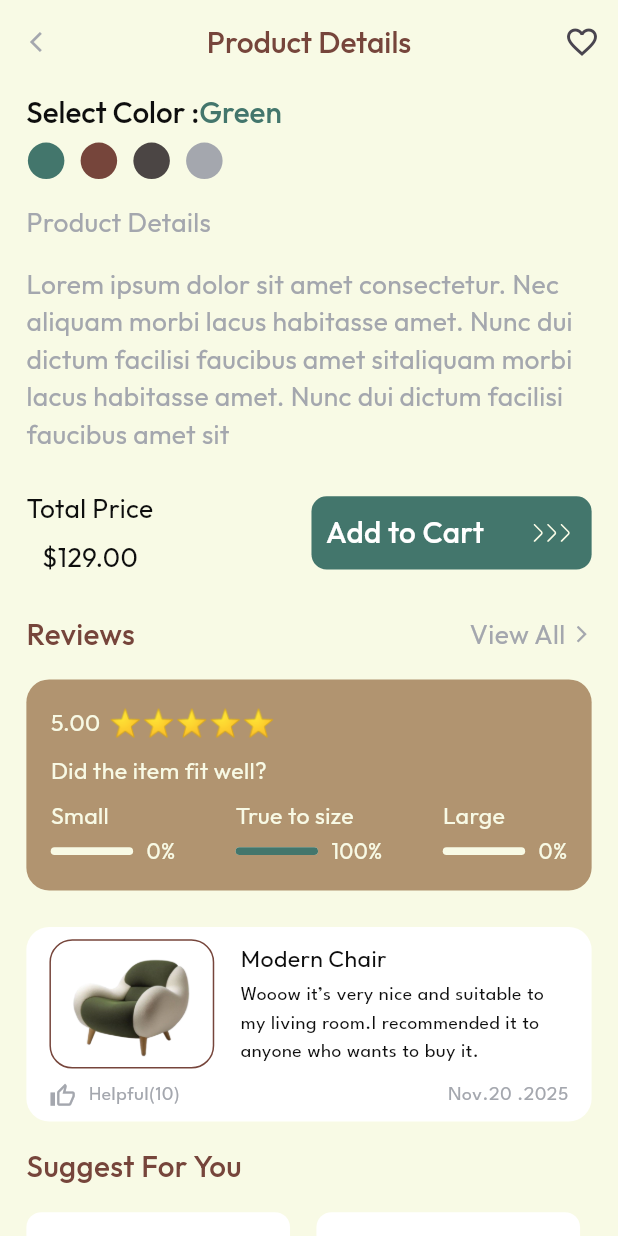
After one commit to manarghareeb/Homesta, a Flutter app: the ProductDetailsScreen screen opened by its route, scrolled down 576 dp, after a tap on the "favorite outline" icon, on a phone screen of 412 x 824 dp. The commit adds this screen. Run offline on Flutter 3.47's test engine with Material 3 defaults, Android fonts, the phone set to English and light mode, and no system bars; our stand-ins replace flutter_screenutil, flutter_svg, font_awesome_flutter, go_router, smooth_page_indicator.

Commit message:
implement product details screen ui

```diff
--- a/lib/core/routing/app_router.dart
+++ b/lib/core/routing/app_router.dart
@@ -6,6 +6,7 @@ import 'package:homesta/features/authentication/presentation/views/forget_passwo
 import 'package:homesta/features/authentication/presentation/views/login_screen.dart';
 import 'package:homesta/features/authentication/presentation/views/signup_screen.dart';
 import 'package:homesta/features/home/presentation/views/home.dart';
+import 'package:homesta/features/home/presentation/views/product_details_screen.dart';
 
 abstract class AppRouter {
   static final loginScreen = '/loginScreen';
@@ -14,6 +15,7 @@ abstract class AppRouter {
   static final editProfileScreen = '/editProfileScreen';
   static final myOrderScreen = '/myOrderScreen';
   static final helpCenterScreen = '/helpCenterScreen';
+  static final productDetailsScreen = '/productDetailsScreen';
 
   static final route = GoRouter(
     routes: [
@@ -42,6 +44,10 @@ abstract class AppRouter {
         path: helpCenterScreen,
         builder: (context, state) => const HelpCenterScreen(),
       ),
+      GoRoute(
+        path: productDetailsScreen,
+        builder: (context, state) => const ProductDetailsScreen(),
+      ),
     ],
   );
 }
--- a/lib/core/theming/colors.dart
+++ b/lib/core/theming/colors.dart
@@ -11,4 +11,5 @@ class ColorManager {
   static const Color thirdColor = Color(0xFFB19470);
   static const Color backGroungColor = Color(0xFFFAF0E6);
   static const Color brounColor = Color(0xFF76453B);
+  static const Color greenColor = Color(0xFF43766C);
 }
--- a/lib/core/theming/styles.dart
+++ b/lib/core/theming/styles.dart
@@ -49,6 +49,13 @@ class TextStyles {
     fontFamily: 'Outfit',
     color: ColorManager.brounColor,
   );
+   static TextStyle font14MainColorW400 = TextStyle(
+    fontSize: 14.sp,
+    fontWeight: FontWeight.w400,
+    fontFamily: 'Outfit',
+    color: ColorManager.mainColor,
+  );
+
 
   /// Styles in my order screen
   static TextStyle font13OrderColorW300 = TextStyle(
--- a/lib/core/widgets/custom_app_bar_widget.dart
+++ b/lib/core/widgets/custom_app_bar_widget.dart
@@ -4,9 +4,17 @@ import 'package:homesta/core/theming/styles.dart';
 
 class CustomAppBarWidget extends StatelessWidget
     implements PreferredSizeWidget {
-  const CustomAppBarWidget({super.key, required this.text,this.actions});
+  const CustomAppBarWidget({
+    super.key,
+    required this.text,
+    this.actions,
+    this.backgroundColor = Colors.white,
+    this.textColor = ColorManager.buttonColor,
+  });
   final String text;
   final List<Widget>? actions;
+  final Color backgroundColor;
+  final Color textColor;
 
   @override
   Size get preferredSize => const Size.fromHeight(kToolbarHeight);
@@ -14,8 +22,8 @@ class CustomAppBarWidget extends StatelessWidget
   @override
   Widget build(BuildContext context) {
     return AppBar(
-      surfaceTintColor: Colors.white,
-      backgroundColor: Colors.white,
+      surfaceTintColor: backgroundColor,
+      backgroundColor: backgroundColor,
       leading: IconButton(
         icon: Icon(
           Icons.arrow_back_ios,
@@ -28,7 +36,9 @@ class CustomAppBarWidget extends StatelessWidget
       ),
       title: Text(
         text,
-        style: TextStyles.font24ButtonColorW500.copyWith(fontSize: 20),
+        style: TextStyles.font24ButtonColorW500.copyWith(
+          fontSize: 20, color: textColor,
+        ),
       ),
       centerTitle: true,
       actions: actions,
--- a/lib/features/home/presentation/views/home_screen.dart
+++ b/lib/features/home/presentation/views/home_screen.dart
@@ -1,10 +1,24 @@
 import 'package:flutter/material.dart';
+import 'package:go_router/go_router.dart';
+import 'package:homesta/core/routing/app_router.dart';
 
 class HomeScreen extends StatelessWidget {
   const HomeScreen({super.key});
 
   @override
   Widget build(BuildContext context) {
-    return Scaffold();
+    return Scaffold(
+      body: Column(
+        mainAxisAlignment: MainAxisAlignment.center,
+        children: [
+          TextButton(
+            onPressed: () {
+              GoRouter.of(context).push(AppRouter.productDetailsScreen);
+            },
+            child: Text('Product Details Screen'),
+          ),
+        ],
+      ),
+    );
   }
 }
--- /dev/null
+++ b/lib/features/home/presentation/views/product_details_screen.dart
@@ -0,0 +1,133 @@
+import 'package:flutter/material.dart';
+import 'package:flutter_screenutil/flutter_screenutil.dart';
+import 'package:homesta/core/theming/colors.dart';
+import 'package:homesta/core/theming/styles.dart';
+import 'package:homesta/core/widgets/custom_app_bar_widget.dart';
+import 'package:homesta/features/home/presentation/widgets/comment_on_product_section.dart';
+import 'package:homesta/features/home/presentation/widgets/product_rating_section.dart';
+import 'package:homesta/features/home/presentation/widgets/reviews_and_view_all_section.dart';
+import 'package:homesta/features/home/presentation/widgets/suggest_for_you_section.dart';
+import 'package:homesta/features/home/presentation/widgets/total_price_add_to_card_section.dart';
+
+class ProductDetailsScreen extends StatelessWidget {
+  const ProductDetailsScreen({super.key});
+
+  @override
+  Widget build(BuildContext context) {
+    return Scaffold(
+      appBar: CustomAppBarWidget(
+        backgroundColor: ColorManager.mainColor,
+        textColor: ColorManager.brounColor,
+        text: 'Product Details',
+        actions: [
+          IconButton(
+            onPressed: () {},
+            icon: const Icon(Icons.favorite_outline),
+          ),
+        ],
+      ),
+      backgroundColor: ColorManager.mainColor,
+      body: SingleChildScrollView(
+        child: Padding(
+          padding: EdgeInsets.symmetric(horizontal: 16.w),
+          child: Column(
+            crossAxisAlignment: CrossAxisAlignment.start,
+            children: [
+              Image.asset('assets/images/chair.png'),
+              SizedBox(height: 24.h),
+              Wrap(
+                spacing: 24.w,
+                runSpacing: 8.h,
+                children: List.generate(4, (index) {
+                  return Container(
+                    height: 70.h,
+                    width: 70.w,
+                    decoration: BoxDecoration(
+                      borderRadius: BorderRadius.circular(5.r),
+                      color: Colors.white,
+                      border: Border.all(color: ColorManager.brounColor),
+                    ),
+                    child: Image.asset('assets/images/chair.png'),
+                  );
+                }),
+              ),
+              SizedBox(height: 24.h),
+              Row(
+                mainAxisAlignment: MainAxisAlignment.spaceBetween,
+                children: [
+                  Text('Modern Chair', style: TextStyles.font18BlackW500),
+                  Row(
+                    children: [
+                      Icon(Icons.star, color: Color(0xFFFFCC00), size: 20.sp),
+                      SizedBox(width: 2.w),
+                      Text('4.9', style: TextStyles.font18BlackW500),
+                    ],
+                  ),
+                ],
+              ),
+              SizedBox(height: 16.h),
+              RichText(
+                text: TextSpan(
+                  text: 'Select Color :',
+                  style: TextStyles.font18BlackW500,
+                  children: [
+                    TextSpan(
+                      text: 'Green',
+                      style: TextStyles.font18BlackW500.copyWith(
+                        color: ColorManager.greenColor,
+                      ),
+                    ),
+                  ],
+                ),
+                textAlign: TextAlign.start,
+              ),
+              SizedBox(height: 8.h),
+              Wrap(
+                spacing: 8.w,
+                children: List.generate(4, (index) {
+                  return Container(
+                    height: 24.h,
+                    width: 24.w,
+                    decoration: BoxDecoration(
+                      shape: BoxShape.circle,
+                      color:
+                          index == 0
+                              ? ColorManager.greenColor
+                              : index == 1
+                              ? ColorManager.brounColor
+                              : index == 2
+                              ? ColorManager.orderColor
+                              : ColorManager.greyColor,
+                    ),
+                  );
+                }),
+              ),
+              SizedBox(height: 16.h),
+              Text('Product Details ', style: TextStyles.font16GreyRegular),
+              SizedBox(height: 16.h),
+              Text(
+                'Lorem ipsum dolor sit amet consectetur. Nec aliquam morbi lacus habitasse amet. Nunc dui dictum facilisi faucibus amet sitaliquam morbi lacus habitasse amet. Nunc dui dictum facilisi faucibus amet sit',
+                style: TextStyles.font16GreyRegular,
+              ),
+              SizedBox(height: 24.h),
+              const TotalPriceAndAddToCardSection(),
+              SizedBox(height: 24.h),
+              const ReviewsAndViewAllSection(),
+              SizedBox(height: 16.h),
+              const ProductRatingSection(),
+              SizedBox(height: 24.h,),
+              const CommentOnProductSection(),
+              SizedBox(height: 16.h),
+              Text('Suggest For You', style: TextStyles.font18BlackW500.copyWith(
+                color: ColorManager.brounColor
+              )),
+              SizedBox(height: 16.h),
+              const SuggestForYouSection(),
+              SizedBox(height: 32.h),
+            ],
+          ),
+        ),
+      ),
+    );
+  }
+}
--- /dev/null
+++ b/lib/features/home/presentation/widgets/comment_on_product_section.dart
@@ -0,0 +1,76 @@
+import 'package:flutter/material.dart';
+import 'package:flutter_screenutil/flutter_screenutil.dart';
+import 'package:homesta/core/theming/colors.dart';
+import 'package:homesta/core/theming/styles.dart';
+
+class CommentOnProductSection extends StatelessWidget {
+  const CommentOnProductSection({
+    super.key,
+  });
+
+  @override
+  Widget build(BuildContext context) {
+    return Container(
+      padding: EdgeInsets.symmetric(horizontal: 14.w, vertical: 8.h),
+      decoration: BoxDecoration(
+        color: Colors.white,
+        borderRadius: BorderRadius.circular(15.r),
+      ),
+      child: Column(
+        children: [
+          Row(
+            children: [
+              Container(
+                height: 85.h,
+                width: 100.w,
+                decoration: BoxDecoration(
+                  borderRadius: BorderRadius.circular(15.r),
+                  border: Border.all(color: ColorManager.brounColor),
+                  color: Colors.white,
+                ),
+                child: Image.asset('assets/images/chair.png'),
+              ),
+              SizedBox(width: 16.w),
+              Expanded(
+                child: Column(
+                  crossAxisAlignment: CrossAxisAlignment.start,
+                  children: [
+                    Text(
+                      'Modern Chair',
+                      style: TextStyles.font16BlackRegular.copyWith(
+                        fontSize: 14.sp
+                    )),
+                    SizedBox(height: 4.h),
+                    Text(
+                      'Wooow it’s very nice and suitable to my living room.I recommended it to anyone who wants to buy it.',
+                      style: TextStyles.font12OrderColorW400.copyWith(
+                        color: ColorManager.blackColor,
+                      )),
+                  ],
+                ),
+              ),
+            ],
+          ),
+          SizedBox(height: 8.h),
+          Row(
+            mainAxisAlignment: MainAxisAlignment.spaceBetween,
+            children: [
+              Row(
+                children: [
+                  Icon(Icons.thumb_up_outlined, color: ColorManager.greyColor, size: 16.sp),
+                  SizedBox(width: 8.w),
+                  Text('Helpful(10)', style: TextStyles.font12OrderColorW400.copyWith(
+                    color: ColorManager.greyColor,
+                  )),
+                ],
+              ),
+              Text('Nov.20 .2025', style: TextStyles.font12OrderColorW400.copyWith(
+                color: ColorManager.greyColor,
+              )),
+            ],
+          ),
+        ],
+      ),
+    );
+  }
+}
--- /dev/null
+++ b/lib/features/home/presentation/widgets/product_rating_section.dart
@@ -0,0 +1,59 @@
+import 'package:flutter/material.dart';
+import 'package:flutter_screenutil/flutter_screenutil.dart';
+import 'package:homesta/core/theming/styles.dart';
+import 'package:homesta/features/home/presentation/widgets/progress_item.dart';
+
+class ProductRatingSection extends StatelessWidget {
+  const ProductRatingSection({super.key});
+
+  @override
+  Widget build(BuildContext context) {
+    return Container(
+                padding: EdgeInsets.all(16.r),
+                decoration: BoxDecoration(
+                  color: Color(0xFFB19470),
+                  borderRadius: BorderRadius.circular(15.r),
+                ),
+                child: Column(
+                  crossAxisAlignment: CrossAxisAlignment.start,
+                  children: [
+                    Row(
+                      children: [
+                        Text('5.00', style: TextStyles.font14MainColorW400),
+                        SizedBox(width: 5.w),
+                        Text('⭐⭐⭐⭐⭐', style: TextStyles.font16BlackRegular),
+                      ],
+                    ),
+                    SizedBox(height: 8.h),
+                    Text(
+                      'Did the item fit well?',
+                      style: TextStyles.font14MainColorW400,
+                    ),
+                    SizedBox(height: 8.h),
+                    Row(
+                      mainAxisAlignment: MainAxisAlignment.spaceBetween,
+                      children: [
+                        ProgressItem(
+                          label: 'Small',
+                          value: 0,
+                          percentText: '0%',
+                        ),
+                        SizedBox(width: 35.w),
+                        ProgressItem(
+                          label: 'True to size',
+                          value: 1,
+                          percentText: '100%',
+                        ),
+                        SizedBox(width: 35.w,),
+                        ProgressItem(
+                          label: 'Large',
+                          value: 0,
+                          percentText: '0%',
+                        ),
+                      ],
+                    ),
+                  ],
+                ),
+              );
+  }
+}
--- /dev/null
+++ b/lib/features/home/presentation/widgets/progress_item.dart
@@ -0,0 +1,52 @@
+import 'package:flutter/material.dart';
+import 'package:flutter_screenutil/flutter_screenutil.dart';
+import 'package:homesta/core/theming/colors.dart';
+import 'package:homesta/core/theming/styles.dart';
+
+class ProgressItem extends StatelessWidget {
+  const ProgressItem({
+    super.key,
+    required this.label,
+    required this.value,
+    required this.percentText,
+  });
+
+  final String label;
+  final double value;
+  final String percentText;
+
+  @override
+  Widget build(BuildContext context) {
+    return Column(
+      crossAxisAlignment: CrossAxisAlignment.start,
+      children: [
+        Text(
+          label,
+          style: TextStyles.font14MainColorW400,
+        ),
+        SizedBox(height: 3.h),
+        Row(
+          children: [
+            SizedBox(
+              width: 50.w,
+              child: LinearProgressIndicator(
+                value: value,
+                color: ColorManager.buttonColor,
+                backgroundColor: ColorManager.mainColor,
+                minHeight: 5.h,
+                borderRadius: BorderRadius.circular(8.r),
+              ),
+            ),
+            SizedBox(width: 8.w),
+            Text(
+              percentText,
+              style: TextStyles.font14MainColorW400.copyWith(
+                fontSize: 13.sp,
+              ),
+            ),
+          ],
+        ),
+      ],
+    );
+  }
+}
--- /dev/null
+++ b/lib/features/home/presentation/widgets/reviews_and_view_all_section.dart
@@ -0,0 +1,36 @@
+import 'package:flutter/material.dart';
+import 'package:flutter_screenutil/flutter_screenutil.dart';
+import 'package:homesta/core/theming/colors.dart';
+import 'package:homesta/core/theming/styles.dart';
+
+class ReviewsAndViewAllSection extends StatelessWidget {
+  const ReviewsAndViewAllSection({
+    super.key,
+  });
+
+  @override
+  Widget build(BuildContext context) {
+    return Row(
+      mainAxisAlignment: MainAxisAlignment.spaceBetween,
+      children: [
+        Text(
+          'Reviews',
+          style: TextStyles.font18BlackW500.copyWith(
+            color: ColorManager.brounColor,
+          ),
+        ),
+        Row(
+          children: [
+            Text('View All', style: TextStyles.font16GreyRegular),
+            SizedBox(width: 4.w),
+            Icon(
+              Icons.arrow_forward_ios,
+              size: 12.sp,
+              color: ColorManager.greyColor,
+            ),
+          ],
+        ),
+      ],
+    );
+  }
+}
--- /dev/null
+++ b/lib/features/home/presentation/widgets/suggest_for_you_section.dart
@@ -0,0 +1,58 @@
+import 'package:flutter/material.dart';
+import 'package:flutter_screenutil/flutter_screenutil.dart';
+import 'package:homesta/core/theming/colors.dart';
+import 'package:homesta/core/theming/styles.dart';
+
+class SuggestForYouSection extends StatelessWidget {
+  const SuggestForYouSection({
+    super.key,
+  });
+
+  @override
+  Widget build(BuildContext context) {
+    return SizedBox(
+      height: 200.h,
+      child: ListView.separated(
+        scrollDirection: Axis.horizontal,
+        itemBuilder: (context, index) {
+          return Container(
+            padding: EdgeInsets.all(8.w),
+            width: 160.w,
+            decoration: BoxDecoration(
+              borderRadius: BorderRadius.circular(10.r),
+              color: Colors.white,
+            ),
+            child: Column(
+              crossAxisAlignment: CrossAxisAlignment.start,
+              children: [
+                Center(
+                  child: Image.asset(
+                    'assets/images/chair.png',
+                    height: 90.h, width: 140.w,
+                  ),
+                ),
+                SizedBox(height: 8.h),
+                Divider(color: ColorManager.brounColor),
+                SizedBox(height: 8.h),
+                Text(
+                  'Modern Chair', style: TextStyles.font13BrownW400,
+                  textAlign: TextAlign.start,
+                ),
+                SizedBox(height: 8.h),
+                Text(
+                  '\$120',
+                  style: TextStyles.font13BrownW400.copyWith(
+                    color: ColorManager.blackColor
+                  ),
+                  textAlign: TextAlign.start,
+                ),
+              ],
+            ),
+          );
+        },
+        separatorBuilder: (context, index) => SizedBox(width: 16.w),
+        itemCount: 4,
+      ),
+    );
+  }
+}
--- /dev/null
+++ b/lib/features/home/presentation/widgets/total_price_add_to_card_section.dart
@@ -0,0 +1,48 @@
+import 'package:flutter/material.dart';
+import 'package:flutter_screenutil/flutter_screenutil.dart';
+import 'package:flutter_svg/svg.dart';
+import 'package:homesta/core/theming/colors.dart';
+import 'package:homesta/core/theming/styles.dart';
+
+class TotalPriceAndAddToCardSection extends StatelessWidget {
+  const TotalPriceAndAddToCardSection({
+    super.key,
+  });
+
+  @override
+  Widget build(BuildContext context) {
+    return Row(
+      mainAxisAlignment: MainAxisAlignment.spaceBetween,
+      children: [
+        Column(
+          children: [
+            Text('Total Price', style: TextStyles.font16BlackRegular),
+            SizedBox(height: 8.h),
+            Text('\$129.00', style: TextStyles.font16BlackRegular),
+          ],
+        ),
+        Container(
+          height: 48.h,
+          width: 170.w,
+          decoration: BoxDecoration(
+            color: ColorManager.buttonColor,
+            borderRadius: BorderRadius.circular(10.r),
+          ),
+          child: Row(
+            mainAxisAlignment: MainAxisAlignment.spaceEvenly,
+            children: [
+              Text(
+                'Add to Cart',
+                style: TextStyles.font16WhiteW500.copyWith(
+                  fontSize: 18.sp
+                ),
+              ),
+              SizedBox(width: 8.w),
+              SvgPicture.asset('assets/images/Frame 1984079298.svg')
+            ],
+          ),
+        ),
+      ],
+    );
+  }
+}
```
Also changed, not shown: assets/images/Frame 1984079298.svg (added), assets/images/chair.png (added).
